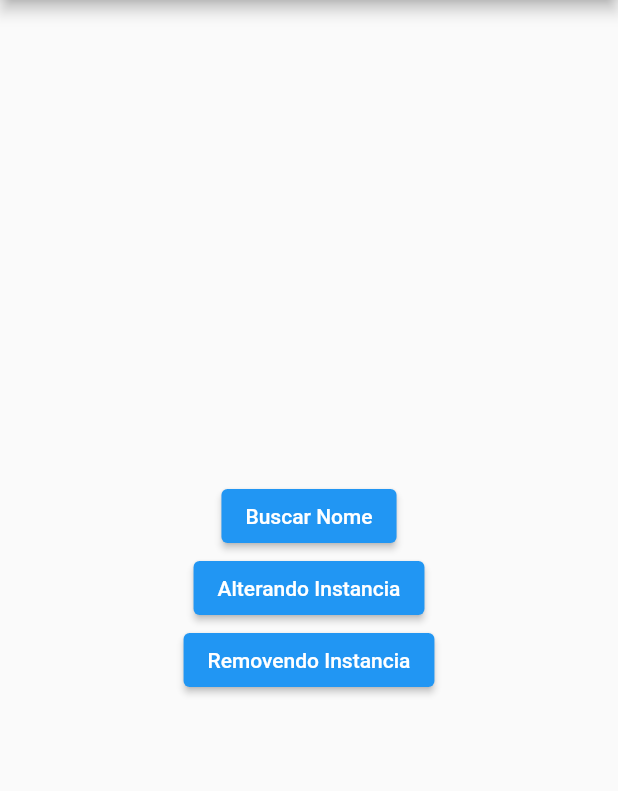
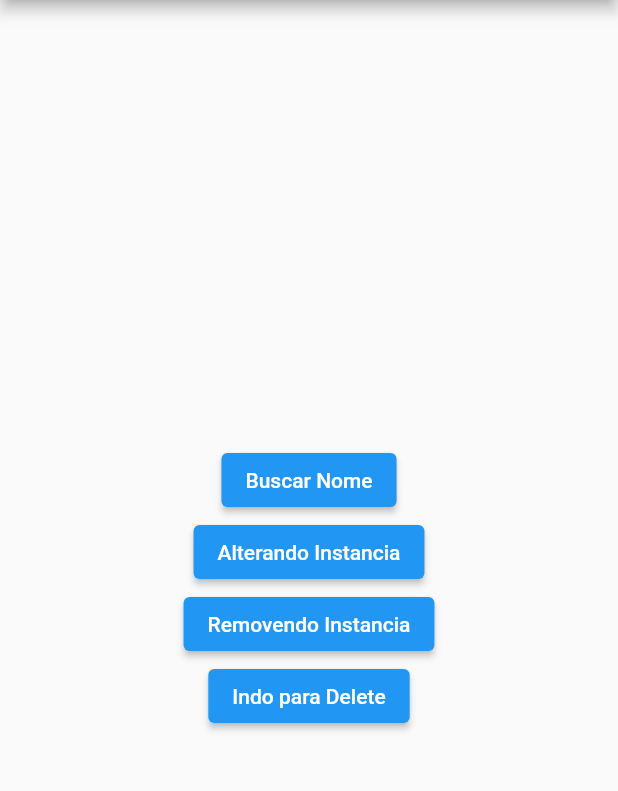
Before and after one commit to dariopmaciel/get_dependencias, a Flutter app: the MetodosHomePage screen opened by its route, after a tap on "Update & Delete", on a phone screen of 412 x 824 dp, the part 84-875 px from its top. Run offline on Flutter 3.47's test engine with Material 3 defaults, Android fonts, the phone set to English and light mode, and no system bars; our stand-ins replace get, shared_preferences; accounts and stored records are empty.

Commit message:
final do estudo do delete controller e force de delete mesmo sendo permanete

```diff
--- a/lib/main.dart
+++ b/lib/main.dart
@@ -3,6 +3,7 @@ import 'package:get/get.dart';
 import 'package:get_dependencias/pages/basico/basico_home_page.dart';
 import 'package:get_dependencias/pages/home_page.dart';
 import 'package:get_dependencias/pages/metodos/create/create_home_page.dart';
+import 'package:get_dependencias/pages/metodos/delete_update/delete_page.dart';
 import 'package:get_dependencias/pages/metodos/delete_update/update_home_page.dart';
 import 'package:get_dependencias/pages/metodos/lazyPut/lazy_put_page.dart';
 import 'package:get_dependencias/pages/metodos/metodos_home_page.dart';
@@ -35,7 +36,8 @@ class MyApp extends StatelessWidget {
               GetPage(name: '/lazy', page: () => LazyPutPage()),
               GetPage(name: '/putAsync', page: () => PutAsyncPage()),
               GetPage(name: '/create', page: () =>  CreateHomePage()),
-              GetPage(name: '/delete_update', page: () =>  UpdateHomePage()),
+              GetPage(name: '/update', page: () =>  UpdateHomePage()),
+              GetPage(name: '/delete', page: () =>  DeletePage()),
             ]),
       ],
     );
--- /dev/null
+++ b/lib/pages/metodos/delete_update/delete_controller.dart
@@ -0,0 +1,9 @@
+// ignore_for_file: public_member_api_docs, sort_constructors_first
+
+class DeleteController {
+  String nome;
+  DeleteController({
+    required this.nome,
+  });
+
+}
--- a/lib/pages/metodos/delete_update/update_home_page.dart
+++ b/lib/pages/metodos/delete_update/update_home_page.dart
@@ -1,10 +1,12 @@
 import 'package:flutter/material.dart';
 import 'package:get/get.dart';
+import 'package:get_dependencias/pages/metodos/delete_update/delete_controller.dart';
 import 'package:get_dependencias/pages/metodos/delete_update/update_controller.dart';
 
 class UpdateHomePage extends StatefulWidget {
   UpdateHomePage({super.key}) {
     Get.put(UpdateController(nome: 'Adicionado no inicio'));
+    Get.put(DeleteController(nome: 'Adicionado no inicio'),permanent: true);
   }
 
   @override
@@ -35,16 +37,23 @@ class _UpdateHomePageState extends State<UpdateHomePage> {
               ),
               ElevatedButton(
                 onPressed: () {
-                  Get.replace(UpdateController(nome: 'Alterado no CLICK do Botão'),
+                  Get.replace(
+                    UpdateController(nome: 'Alterado no CLICK do Botão'),
                   );
                 },
                 child: const Text("Alterando Instancia"),
               ),
-                ElevatedButton(
+              ElevatedButton(
                 onPressed: () {
                   Get.delete<UpdateController>();
                 },
                 child: const Text("Removendo Instancia"),
+              ),
+              ElevatedButton(
+                onPressed: () {
+                  Get.offNamed('/metodos/delete');
+                },
+                child: const Text("Indo para Delete"),
               ),
             ],
           ),
--- a/lib/pages/metodos/metodos_home_page.dart
+++ b/lib/pages/metodos/metodos_home_page.dart
@@ -44,7 +44,7 @@ class MetodosHomePage extends StatelessWidget {
             ElevatedButton(
               onPressed: () {
                 // Get.to(() => const BasicoHomePage());
-                Navigator.of(context).pushNamed('/metodos/delete_update');
+                Navigator.of(context).pushNamed('/metodos/update');
               },
               child: const Text("Update & Delete"),
             ),
```
Also changed, not shown: lib/pages/metodos/delete_update/delete_page.dart (added, +46 -0 lines).
